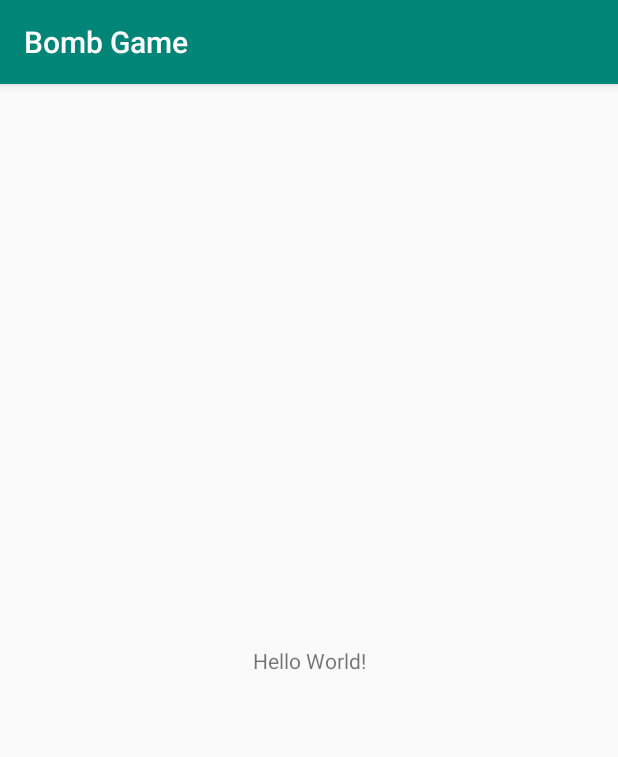
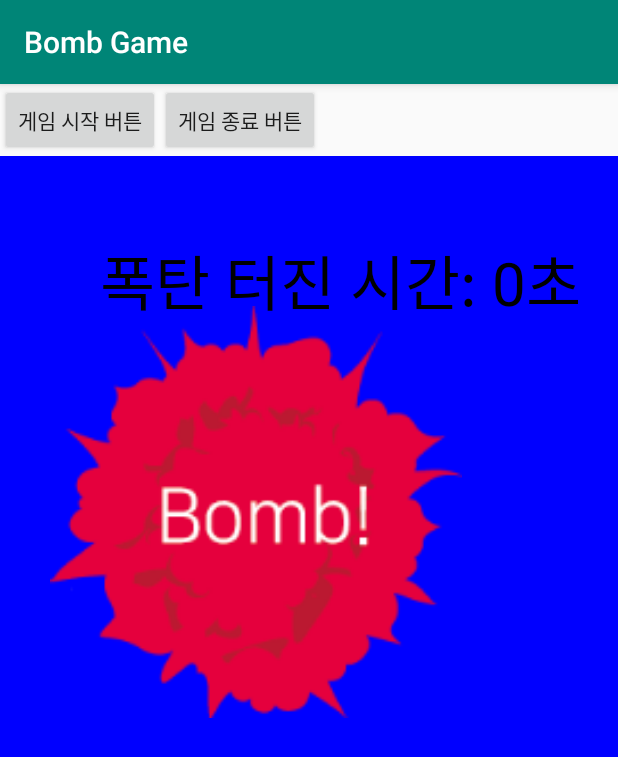
Before and after one commit to bky373/BombGame, an Android app: the screen it shows after launch (MainActivity), on a phone screen of 412 x 824 dp. Shown: the top 757 px of the screen. Run offline under Robolectric (Android 15) with nearby library versions, the phone set to English and light mode, and no system bars.

Commit message:
do 폭탄 게임 만들기_from 돈 되는 안드로이드 앱 만들기_p211_to_p224

```diff
--- a/app/src/main/java/com/example/bombgame/MainActivity.java
+++ b/app/src/main/java/com/example/bombgame/MainActivity.java
@@ -2,13 +2,97 @@ package com.example.bombgame;
 
 import androidx.appcompat.app.AppCompatActivity;
 
+import android.graphics.Point;
+import android.media.AudioManager;
+import android.media.MediaPlayer;
+import android.media.SoundPool;
 import android.os.Bundle;
+import android.view.Display;
+import android.view.View;
+import android.widget.Button;
+
+import java.util.Random;
 
 public class MainActivity extends AppCompatActivity {
+    // MyView 클래스에서 쉽게 접근하기 위해 변수들을 static으로 선언한다.
+    static int lapseMin;
+    static long startTime;
+    static long endTime;
+    static int randomMin;
+
+    static SoundPool sdPool;
+    static int soundOfBomb;
+
+    static MediaPlayer backMusic;
+
+    // 게임 시작 버튼, 게임 종료 버튼 선언
+    Button startButton;
+    Button endButton;
+
+    // 화면 가로 및 세로 크기
+    static int width;
+    static int height;
 
     @Override
     protected void onCreate(Bundle savedInstanceState) {
         super.onCreate(savedInstanceState);
         setContentView(R.layout.activity_main);
+
+        // 화면 가로, 세로 크기 얻기
+        Display display = getWindowManager().getDefaultDisplay();
+        Point size = new Point();
+        display.getSize(size);
+        width = size.x;
+        height = size.y;
+
+        startButton = findViewById(R.id.start_button);
+        endButton = findViewById(R.id.end_button);
+
+        // 폭탄 터지는 효과음
+        sdPool = new SoundPool(10, AudioManager.STREAM_MUSIC, 0);
+        soundOfBomb = sdPool.load(this, R.raw.bomb, 2);
+
+        // 시계 째깍째깍 소리
+        backMusic = MediaPlayer.create(this, R.raw.crack);
+        backMusic.setLooping(true); // 노래를 무한반복으로 나오게 하기
+
+        // 게임 시작 버튼
+        startButton.setOnClickListener(new View.OnClickListener() {
+            @Override
+            public void onClick(View v) {
+                // 폭탄이 터지는 시간을 5~84초 사이로 설정한다.
+                randomMin = new Random().nextInt(80) + 5;
+                startTime = System.currentTimeMillis();
+                MyView.gameOver = false; // 게임이 진행중임을 의미한다.
+                MyView.sayBomb = false; // 폭탄 소리가 나지 않도록 한다.
+                backMusic.start(); // 시계 째깍째깍 소리가 나도록 한다.
+            }
+        });
+
+        // 게임 종료 버튼
+        endButton.setOnClickListener(new View.OnClickListener() {
+            @Override
+            public void onClick(View v) {
+                backMusic.stop(); // 배경 음악을 끈다.
+                finish(); // Activity를 종료한다.
+            }
+        });
+    }
+
+    // 게임 시작 후 지나간 시간을 구한다.
+    public static void checkMin() {
+        endTime = System.currentTimeMillis();
+        lapseMin = (int) endTime - (int) startTime;
+        lapseMin = lapseMin / 1000;
+    }
+
+    // 폭탄이 터지게 되면 호출되어 시계가 째깍째깍 소리내는 것이 멈춘다.
+    public static void stopBackSound() {
+        backMusic.pause();
+    }
+
+    // 폭탄이 터지게 되면 호출되어 폭탄 효과음 소리가 나도록 한다.
+    public static void sayBomb() {
+        sdPool.play(soundOfBomb, 1.0F, 1.0F, 1, 0, 1.0F);
     }
 }
--- /dev/null
+++ b/app/src/main/java/com/example/bombgame/MyView.java
@@ -0,0 +1,76 @@
+package com.example.bombgame;
+
+import android.content.Context;
+import android.graphics.Bitmap;
+import android.graphics.BitmapFactory;
+import android.graphics.Canvas;
+import android.graphics.Color;
+import android.graphics.Paint;
+import android.util.AttributeSet;
+import android.view.View;
+
+import androidx.annotation.Nullable;
+
+import java.util.jar.Attributes;
+
+public class MyView extends View {
+    Bitmap bomb1;
+    Bitmap bomb2;
+    Bitmap bomb3;
+
+    static Boolean sayBomb = false;
+    static Boolean gameOver = false;
+
+    public MyView(Context context, @Nullable AttributeSet attributeSet) {
+        super(context, attributeSet);
+        setBackgroundColor(Color.BLUE);
+
+    }
+
+    public void onSizeChanged(int w, int h, int oldw, int oldh) {
+        bomb1 = BitmapFactory.decodeResource(this.getResources(), R.drawable.bomb1);
+        bomb2 = BitmapFactory.decodeResource(this.getResources(), R.drawable.bomb2);
+        bomb3 = BitmapFactory.decodeResource(this.getResources(), R.drawable.bomb3);
+
+        bomb1 = Bitmap.createScaledBitmap(bomb1, MainActivity.width * 2 / 3, MainActivity.width * 2 / 3, true);
+        bomb2 = Bitmap.createScaledBitmap(bomb2, MainActivity.width * 2 / 3, MainActivity.width * 2 / 3, true);
+        bomb3 = Bitmap.createScaledBitmap(bomb3, MainActivity.width * 2 / 3, MainActivity.width * 2 / 3, true);
+
+    }
+
+    @Override
+    public void onDraw(Canvas canvas) {
+        Paint p = new Paint();
+        p.setTextSize(60);
+        MainActivity.checkMin(); // 시간이 얼마나 지났는지 체크하는 메소드를 호출한다.
+
+        // 무작위로 정한 시간이 되어 폭탄이 터지게 된다.
+        if (MainActivity.lapseMin >= MainActivity.randomMin) {
+            canvas.drawBitmap(bomb3, 50, 150, null);
+            canvas.drawText("폭탄 터진 시간: " + MainActivity.randomMin + "초", 100, 150, p);
+
+            if (sayBomb == false) {
+                sayBomb = true;
+                gameOver = true;
+                MainActivity.sayBomb(); // 폭탄 터지는 소리를 호출한다.
+
+                // 시계가 째깍째깍 하는 소리 멈추도록 하는 메소드를 호출한다.
+                MainActivity.stopBackSound();
+            }
+        } else {
+            // 폭탄의 심줄이 타는 모습을 번갈아 가면서 보여준다.
+            if ((MainActivity.lapseMin) % 2 == 0) {
+                canvas.drawBitmap(bomb1, 50, 150, null);
+            } else {
+                canvas.drawBitmap(bomb2, 50, 150, null);
+            }
+
+            // 시간이 얼마나 지나가는지 화면에 제시해준다.
+            canvas.drawText("지나간 시간: " + MainActivity.lapseMin + "", 100, 100, p);
+        }
+        // invalidate 메소드는 onDraw 메소드를 호출한다.
+        // 그래야 계속해서 변하는화면이 반영된다.
+        invalidate();
+    }
+
+}
--- a/app/src/main/res/layout/activity_main.xml
+++ b/app/src/main/res/layout/activity_main.xml
@@ -1,18 +1,32 @@
 <?xml version="1.0" encoding="utf-8"?>
-<androidx.constraintlayout.widget.ConstraintLayout xmlns:android="http://schemas.android.com/apk/res/android"
+<LinearLayout xmlns:android="http://schemas.android.com/apk/res/android"
     xmlns:app="http://schemas.android.com/apk/res-auto"
     xmlns:tools="http://schemas.android.com/tools"
     android:layout_width="match_parent"
     android:layout_height="match_parent"
+    android:orientation="vertical"
     tools:context=".MainActivity">
 
-    <TextView
+    <LinearLayout
         android:layout_width="wrap_content"
         android:layout_height="wrap_content"
-        android:text="Hello World!"
-        app:layout_constraintBottom_toBottomOf="parent"
-        app:layout_constraintLeft_toLeftOf="parent"
-        app:layout_constraintRight_toRightOf="parent"
-        app:layout_constraintTop_toTopOf="parent" />
+        android:orientation="horizontal">
 
-</androidx.constraintlayout.widget.ConstraintLayout>
+        <Button
+            android:id="@+id/start_button"
+            android:layout_width="wrap_content"
+            android:layout_height="wrap_content"
+            android:text="게임 시작 버튼" />
+
+        <Button
+            android:id="@+id/end_button"
+            android:layout_width="wrap_content"
+            android:layout_height="wrap_content"
+            android:text="게임 종료 버튼" />
+    </LinearLayout>
+
+    <com.example.bombgame.MyView
+        android:layout_width="wrap_content"
+        android:layout_height="wrap_content"/>
+
+</LinearLayout>
```
Also changed, not shown: app/src/main/res/drawable-xhdpi/bomb1.png (added), app/src/main/res/drawable-xhdpi/bomb2.png (added), app/src/main/res/drawable-xhdpi/bomb3.png (added), 2 other files.
